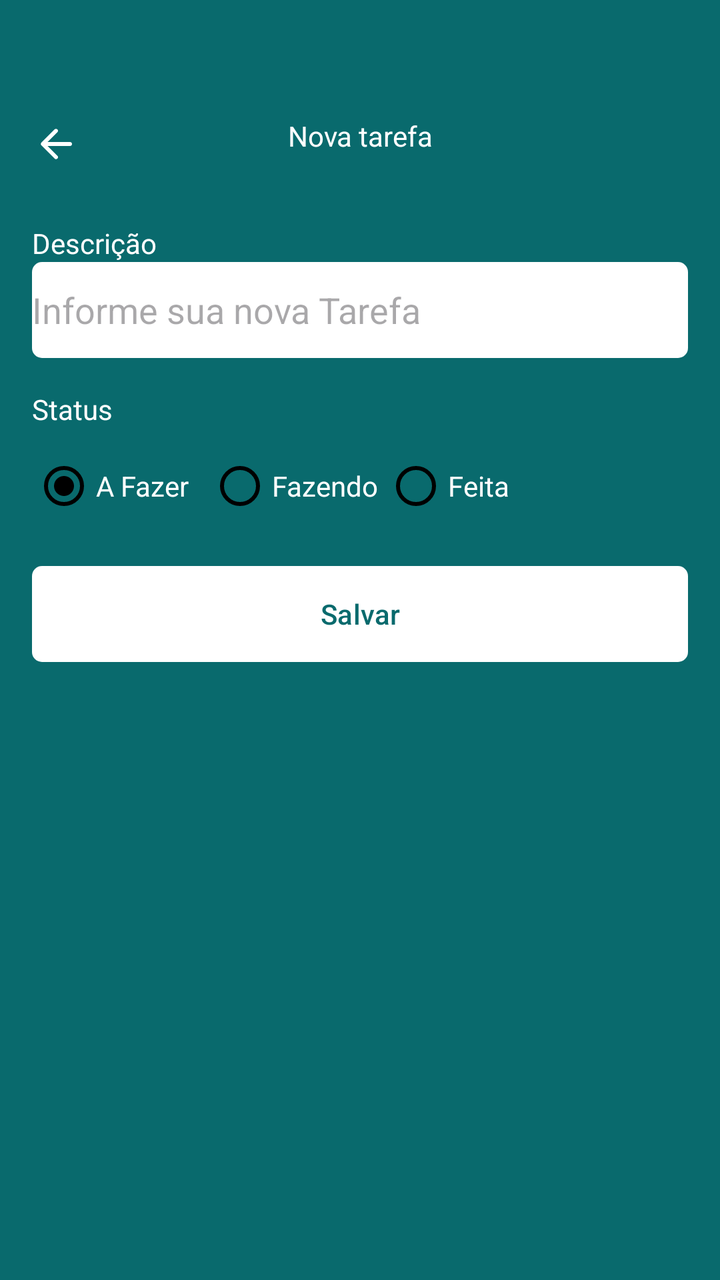
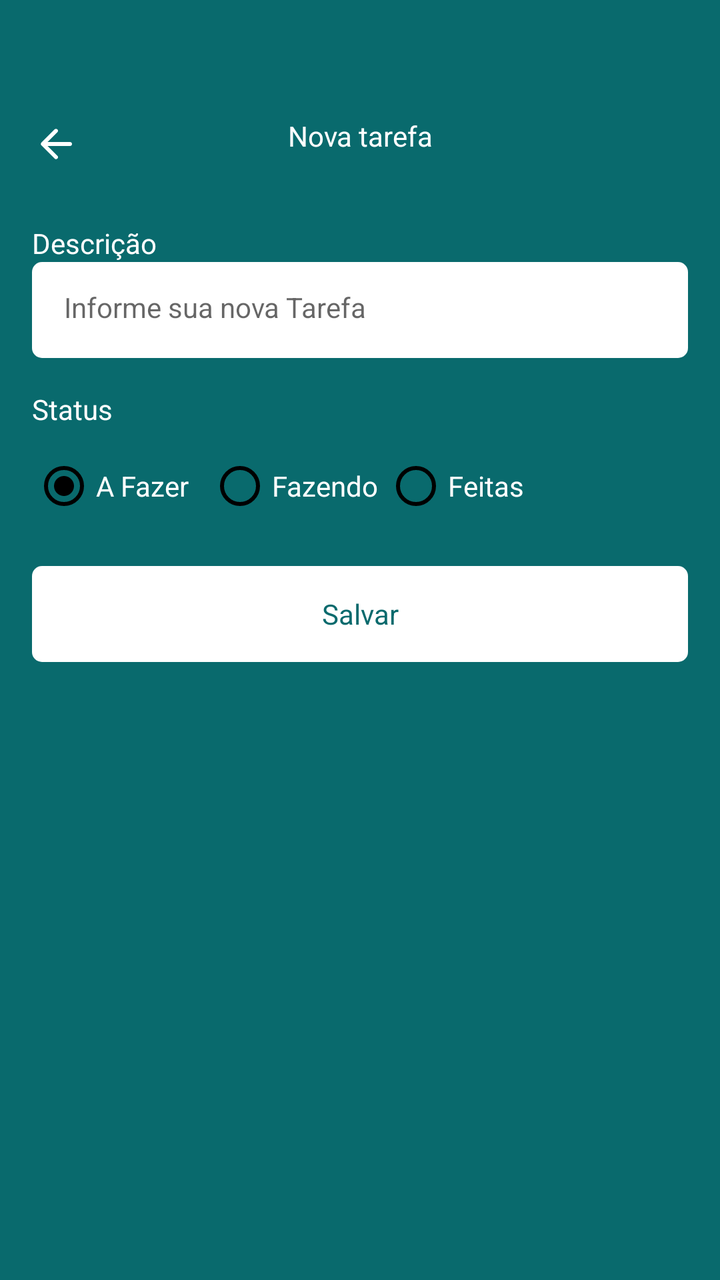

Two renders of the same Android screen: before a commit and after it. Below are the layout's source before the change and the commit's diff.
<!-- AndroidManifest.xml: application theme Theme.Ativ4 -->
<!-- res/layout/fragment_form_task.xml -->
<?xml version="1.0" encoding="utf-8"?>
<ScrollView
    xmlns:android="http://schemas.android.com/apk/res/android"
    xmlns:tools="http://schemas.android.com/tools"
    android:layout_width="match_parent"
    android:layout_height="match_parent"
    xmlns:app="http://schemas.android.com/apk/res-auto"
    tools:context=".ui.FormTaskFragment"
    android:fillViewport="true">
    <LinearLayout
        android:layout_width="match_parent"
        android:layout_height="wrap_content"
        android:orientation="vertical">

        <com.google.android.material.appbar.MaterialToolbar
            android:layout_width="match_parent"
            android:layout_height="wrap_content"
            android:id="@+id/toolbar"
            app:navigationIcon="@drawable/ic_back"
            android:paddingTop="40dp">

            <TextView
                android:layout_width="wrap_content"
                android:layout_height="wrap_content"
                android:text="Nova tarefa"
                android:textColor="@color/white"
                android:layout_gravity="center_horizontal" />

        </com.google.android.material.appbar.MaterialToolbar>

        <androidx.constraintlayout.widget.ConstraintLayout
            android:layout_width="match_parent"
            android:layout_height="match_parent"
            android:padding="16dp">
            <TextView
                android:id="@+id/textView"
                android:layout_width="wrap_content"
                android:layout_height="wrap_content"
                android:text="Descrição"
                android:textColor="@color/white"
                app:layout_constraintStart_toStartOf="parent"
                app:layout_constraintTop_toTopOf="parent" />

            <EditText
                android:id="@+id/editTextDescricao"
                android:layout_width="match_parent"
                android:layout_height="48dp"
                android:background="@drawable/bg_edit_text"
                android:hint="Informe sua nova Tarefa"
                app:layout_constraintEnd_toEndOf="parent"
                app:layout_constraintStart_toStartOf="parent"
                app:layout_constraintTop_toBottomOf="@+id/textView" />

            <TextView
                android:id="@+id/textViewStatus"
                android:layout_width="wrap_content"
                android:layout_height="wrap_content"
                android:layout_marginTop="16dp"
                android:text="Status"
                android:textColor="@color/white"
                app:layout_constraintStart_toStartOf="parent"
                app:layout_constraintTop_toBottomOf="@+id/editTextDescricao" />

            <RadioGroup
                android:layout_width="match_parent"
                android:layout_height="wrap_content"
                android:layout_marginTop="5dp"
                android:orientation="horizontal"
                android:id="@+id/radioGroup"
                app:layout_constraintEnd_toEndOf="parent"
                app:layout_constraintStart_toStartOf="parent"
                app:layout_constraintTop_toBottomOf="@+id/textViewStatus">
                <RadioButton
                    android:layout_width="88dp"
                    android:layout_height="48dp"
                    android:buttonTint="@color/black"
                    android:id="@+id/rbTodo"
                    android:text="A Fazer"
                    android:checked="true"
                    android:theme="@style/MyRadioButton"
                    android:textColor="@color/white" />
                <RadioButton
                    android:layout_width="88dp"
                    android:layout_height="48dp"
                    android:buttonTint="@color/black"
                    android:id="@+id/rbDoing"
                    android:text="Fazendo"
                    android:theme="@style/MyRadioButton"
                    android:textColor="@color/white" />
                <RadioButton
                    android:layout_width="88dp"
                    android:layout_height="48dp"
                    android:buttonTint="@color/black"
                    android:id="@+id/rbDone"
                    android:text="Feita"
                    android:theme="@style/MyRadioButton"
                    android:textColor="@color/white" />
            </RadioGroup>

            <com.google.android.material.button.MaterialButton
                android:id="@+id/buttonSave"
                android:layout_width="match_parent"
                android:layout_height="wrap_content"
                android:layout_marginTop="16dp"
                android:background="@drawable/bg_btn"
                android:text="Salvar"
                android:textAllCaps="false"
                android:textColor="@color/color_default"
                app:backgroundTint="@null"
                app:layout_editor_absoluteX="16dp"
                app:layout_editor_absoluteY="221dp"
                app:layout_constraintEnd_toEndOf="parent"
                app:layout_constraintStart_toStartOf="parent"
                app:layout_constraintTop_toBottomOf="@+id/radioGroup" />

            <ProgressBar
                android:layout_width="wrap_content"
                android:layout_height="wrap_content"
                android:id="@+id/progressBar"
                android:layout_marginTop="8dp"
                android:layout_gravity="center"
                android:indeterminateTint="@color/white"
                android:visibility="invisible"
                app:layout_editor_absoluteX="152dp"
                app:layout_editor_absoluteY="278dp"
                tools:visibility="visible"
                app:layout_constraintEnd_toEndOf="parent"
                app:layout_constraintStart_toStartOf="parent"
                app:layout_constraintTop_toBottomOf="@+id/buttonSave" />
        </androidx.constraintlayout.widget.ConstraintLayout>

    </LinearLayout>
</ScrollView>
<!-- resources referenced by this layout -->
<resources>
  <color name="black">#FF000000</color>
  <color name="color_default">#096A6D</color>
  <color name="white">#FFFFFFFF</color>
  <!-- drawable bg_btn (drawable) -->
  <?xml version="1.0" encoding="utf-8"?>
  <shape
      android:shape="rectangle"
      xmlns:android="http://schemas.android.com/apk/res/android"
  >
  
      <solid android:color="@color/white" />
      <corners android:radius="5dp" />
  
  </shape>
  <!-- drawable bg_edit_text (drawable) -->
  <?xml version="1.0" encoding="utf-8"?>
  <shape xmlns:android="http://schemas.android.com/apk/res/android">
  
      <solid android:color="@color/white" />
      <corners android:radius="5dp" />
  
  </shape>
  <!-- drawable ic_back (drawable) -->
  <vector xmlns:android="http://schemas.android.com/apk/res/android"
      android:width="24dp"
      android:height="24dp"
      android:viewportWidth="960"
      android:viewportHeight="960">
    <path
        android:pathData="m313,520 l196,196q12,12 11.5,28T508,772q-12,11 -28,11.5T452,772L188,508q-6,-6 -8.5,-13t-2.5,-15q0,-8 2.5,-15t8.5,-13l264,-264q11,-11 27.5,-11t28.5,11q12,12 12,28.5T508,245L313,440h447q17,0 28.5,11.5T800,480q0,17 -11.5,28.5T760,520L313,520Z"
        android:fillColor="@color/white"/>
  </vector>
  <style name="MyRadioButton" parent="Theme.AppCompat.Light">
          <item name="colorControlNormal">@color/black</item>
          <item name="colorControlActivated">@color/black</item>
      </style>
  <style name="Theme.Ativ4" parent="Base.Theme.Ativ4" />
  <style name="Base.Theme.Ativ4" parent="Theme.Material3.DayNight.NoActionBar">
          
          
          <item name="colorPrimary">@color/color_default</item>
          <item name="colorPrimaryVariant">@color/color_default</item>
          <item name="android:windowBackground">@color/color_default</item>
      </style>
</resources>

<!-- the commit's change to res/layout/fragment_form_task.xml (unified diff, before → after) -->
@@ -22,7 +22,7 @@
             <TextView
                 android:layout_width="wrap_content"
                 android:layout_height="wrap_content"
-                android:text="Nova tarefa"
+                android:text="@string/new_task"
                 android:textColor="@color/white"
                 android:layout_gravity="center_horizontal" />
 
@@ -36,7 +36,7 @@
                 android:id="@+id/textView"
                 android:layout_width="wrap_content"
                 android:layout_height="wrap_content"
-                android:text="Descrição"
+                android:text="@string/description_text"
                 android:textColor="@color/white"
                 app:layout_constraintStart_toStartOf="parent"
                 app:layout_constraintTop_toTopOf="parent" />
@@ -46,17 +46,18 @@
                 android:layout_width="match_parent"
                 android:layout_height="48dp"
                 android:background="@drawable/bg_edit_text"
-                android:hint="Informe sua nova Tarefa"
+                android:hint="@string/inform_your_new_task"
                 app:layout_constraintEnd_toEndOf="parent"
                 app:layout_constraintStart_toStartOf="parent"
-                app:layout_constraintTop_toBottomOf="@+id/textView" />
+                app:layout_constraintTop_toBottomOf="@+id/textView"
+                style="@style/EditTextTheme" />
 
             <TextView
                 android:id="@+id/textViewStatus"
                 android:layout_width="wrap_content"
                 android:layout_height="wrap_content"
                 android:layout_marginTop="16dp"
-                android:text="Status"
+                android:text="@string/status"
                 android:textColor="@color/white"
                 app:layout_constraintStart_toStartOf="parent"
                 app:layout_constraintTop_toBottomOf="@+id/editTextDescricao" />
@@ -75,7 +76,7 @@
                     android:layout_height="48dp"
                     android:buttonTint="@color/black"
                     android:id="@+id/rbTodo"
-                    android:text="A Fazer"
+                    android:text="@string/status_task_todo"
                     android:checked="true"
                     android:theme="@style/MyRadioButton"
                     android:textColor="@color/white" />
@@ -84,7 +85,7 @@
                     android:layout_height="48dp"
                     android:buttonTint="@color/black"
                     android:id="@+id/rbDoing"
-                    android:text="Fazendo"
+                    android:text="@string/status_task_doing"
                     android:theme="@style/MyRadioButton"
                     android:textColor="@color/white" />
                 <RadioButton
@@ -92,7 +93,7 @@
                     android:layout_height="48dp"
                     android:buttonTint="@color/black"
                     android:id="@+id/rbDone"
-                    android:text="Feita"
+                    android:text="@string/status_task_done"
                     android:theme="@style/MyRadioButton"
                     android:textColor="@color/white" />
             </RadioGroup>
@@ -102,11 +103,8 @@
                 android:layout_width="match_parent"
                 android:layout_height="wrap_content"
                 android:layout_marginTop="16dp"
-                android:background="@drawable/bg_btn"
-                android:text="Salvar"
-                android:textAllCaps="false"
-                android:textColor="@color/color_default"
-                app:backgroundTint="@null"
+                android:text="@string/save"
+                style="@style/ButtonTheme"
                 app:layout_editor_absoluteX="16dp"
                 app:layout_editor_absoluteY="221dp"
                 app:layout_constraintEnd_toEndOf="parent"
<!-- resource entries referenced after the edit -->
@@ -32,6 +32,25 @@
         android:pathData="m313,520 l196,196q12,12 11.5,28T508,772q-12,11 -28,11.5T452,772L188,508q-6,-6 -8.5,-13t-2.5,-15q0,-8 2.5,-15t8.5,-13l264,-264q11,-11 27.5,-11t28.5,11q12,12 12,28.5T508,245L313,440h447q17,0 28.5,11.5T800,480q0,17 -11.5,28.5T760,520L313,520Z"
         android:fillColor="@color/white"/>
   </vector>
+  <string name="description_text">Descrição</string>
+  <string name="inform_your_new_task">Informe sua nova Tarefa</string>
+  <string name="new_task">Nova tarefa</string>
+  <string name="save">Salvar</string>
+  <string name="status">Status</string>
+  <string name="status_task_doing">Fazendo</string>
+  <string name="status_task_done">Feitas</string>
+  <string name="status_task_todo">A Fazer</string>
+  <style name="ButtonTheme" parent="Theme.MaterialComponents.DayNight.NoActionBar">
+          <item name="android:background">@drawable/bg_btn</item>
+          <item name="android:textAllCaps">false</item>
+          <item name="android:textColor">@color/color_default</item>
+          <item name="backgroundTint">@null</item>
+      </style>
+  <style name="EditTextTheme" parent="Theme.MaterialComponents.DayNight.NoActionBar">
+          <item name="android:background">@drawable/bg_edit_text</item>
+          <item name="android:padding">16dp</item>
+          <item name="android:textSize">14sp</item>
+      </style>
   <style name="MyRadioButton" parent="Theme.AppCompat.Light">
           <item name="colorControlNormal">@color/black</item>
           <item name="colorControlActivated">@color/black</item>
